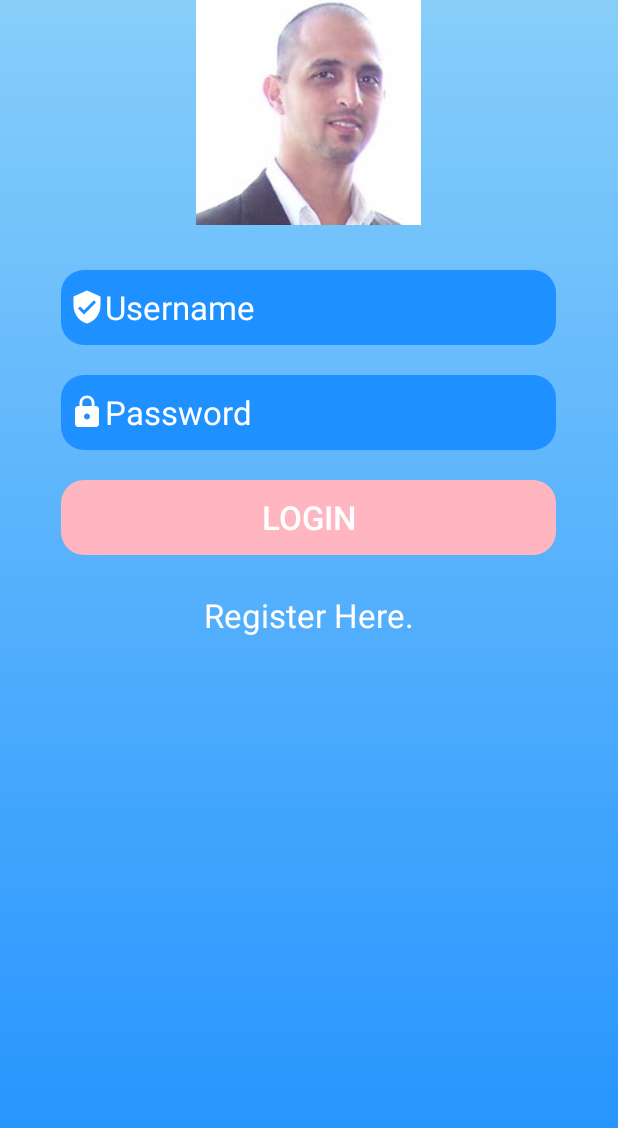
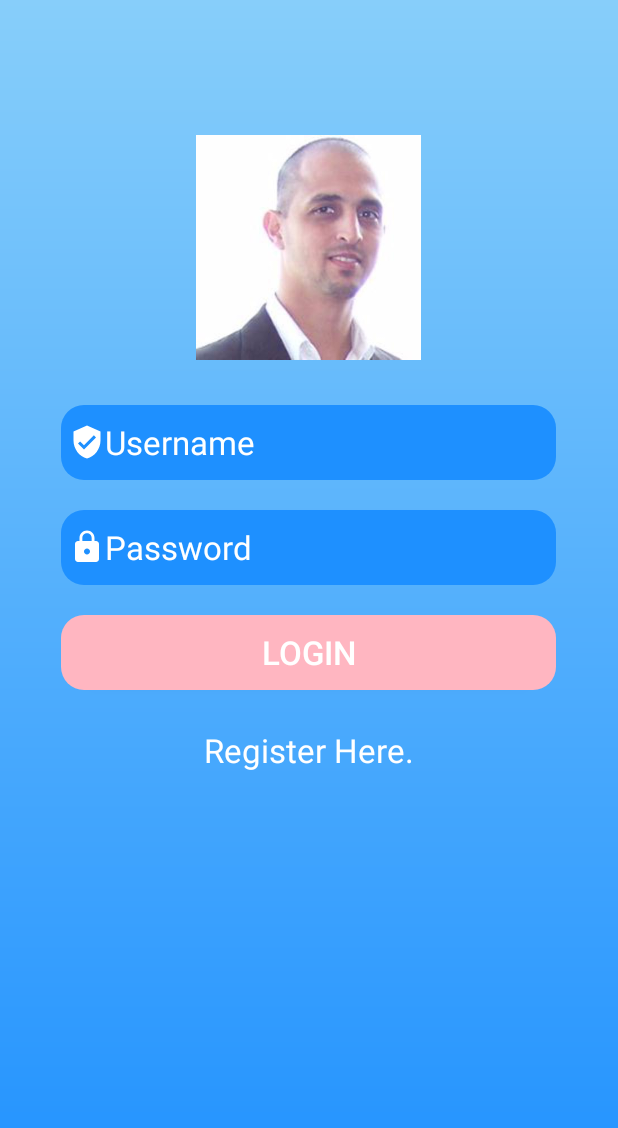
Before and after one commit to varunvenkitachalam/Therapist_Chat_Bot, an Android app: the screen it shows after launch (login), on a phone screen of 412 x 824 dp. Shown: the top 1128 px of the screen. Run offline under Robolectric (Android 15) with nearby library versions, the phone set to English and light mode, and no system bars.

Commit message:
adjusting top padding for login screen

```diff
--- a/Java_Chat_App2/app/src/main/res/layout/activity_login.xml
+++ b/Java_Chat_App2/app/src/main/res/layout/activity_login.xml
@@ -5,6 +5,7 @@
     android:layout_width="match_parent"
     android:layout_height="match_parent"
     android:background="@drawable/back_gradient"
+    android:paddingTop="90dp"
     tools:context=".login">
 
     <LinearLayout
```
